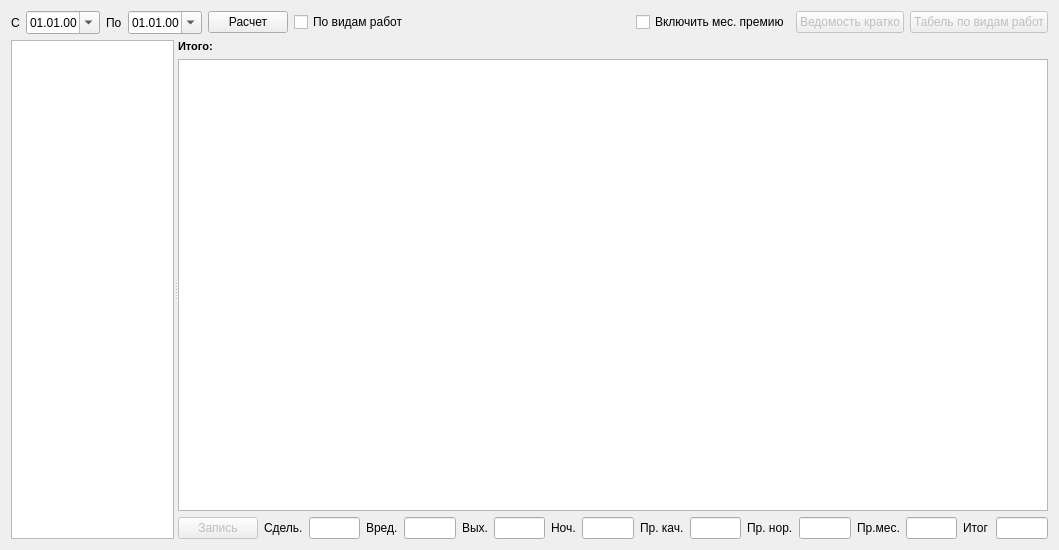
Above: formcalcwage.ui from Sergeyego/el_zp before the change. Below: the same form after it.
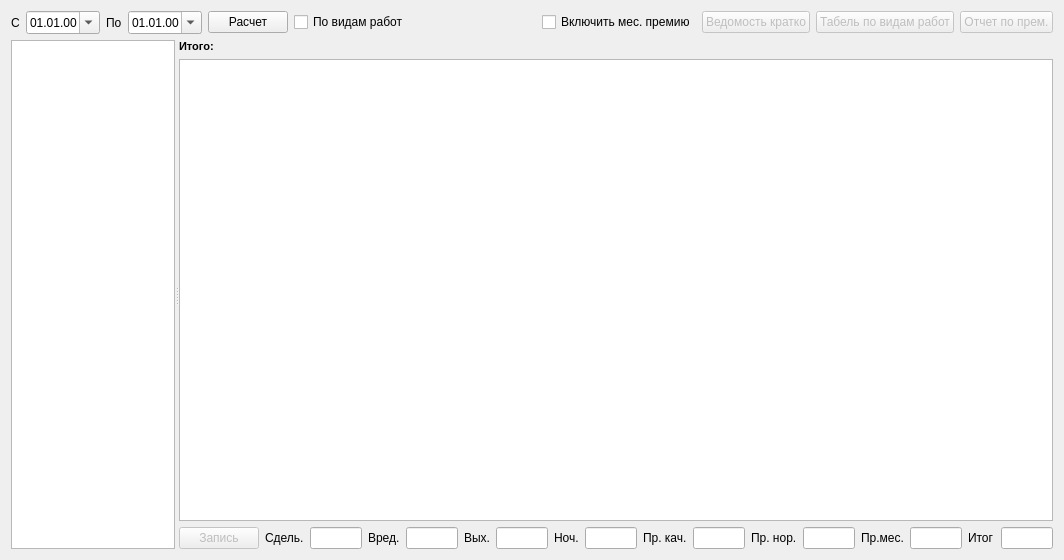
That is the form after the change. Custom widgets are drawn as their Qt base class.

Commit message: Отчет по премиям с учетом переводов

What changed in the file:
```diff
--- a/formcalcwage.ui
+++ b/formcalcwage.ui
@@ -6,8 +6,8 @@
    <rect>
     <x>0</x>
     <y>0</y>
-    <width>1059</width>
-    <height>550</height>
+    <width>1064</width>
+    <height>560</height>
    </rect>
   </property>
   <property name="windowTitle">
@@ -104,6 +104,16 @@
        </property>
       </widget>
      </item>
+     <item>
+      <widget class="QPushButton" name="pushButtonMon">
+       <property name="enabled">
+        <bool>false</bool>
+       </property>
+       <property name="text">
+        <string>Отчет по прем.</string>
+       </property>
+      </widget>
+     </item>
     </layout>
    </item>
    <item>
```
Left out of the diff: 2 changed lines with no effect on the pictures. The commit also changes 9 other files.
